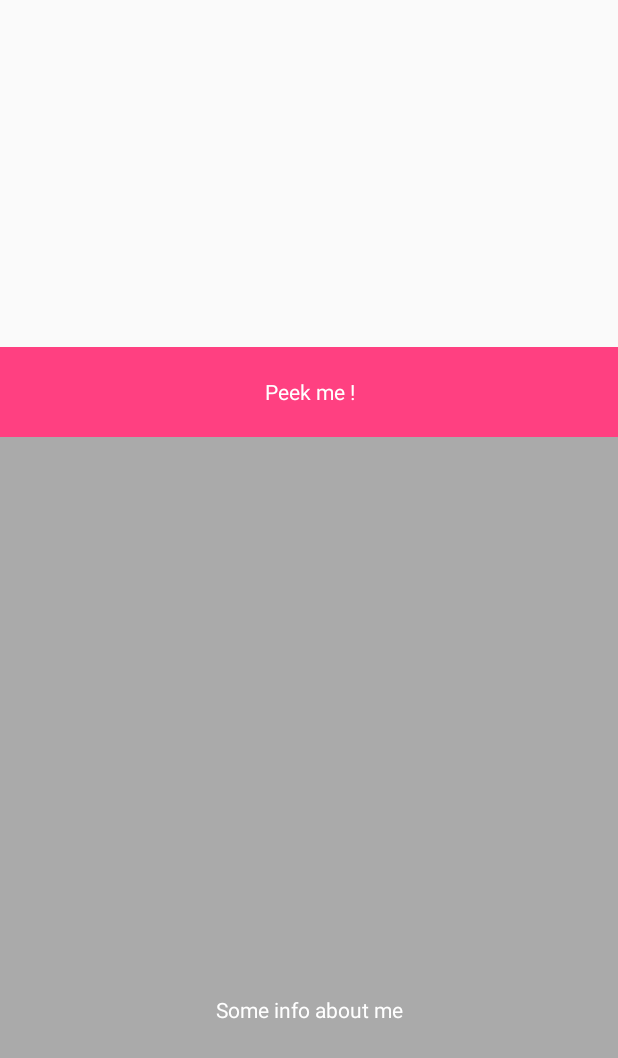
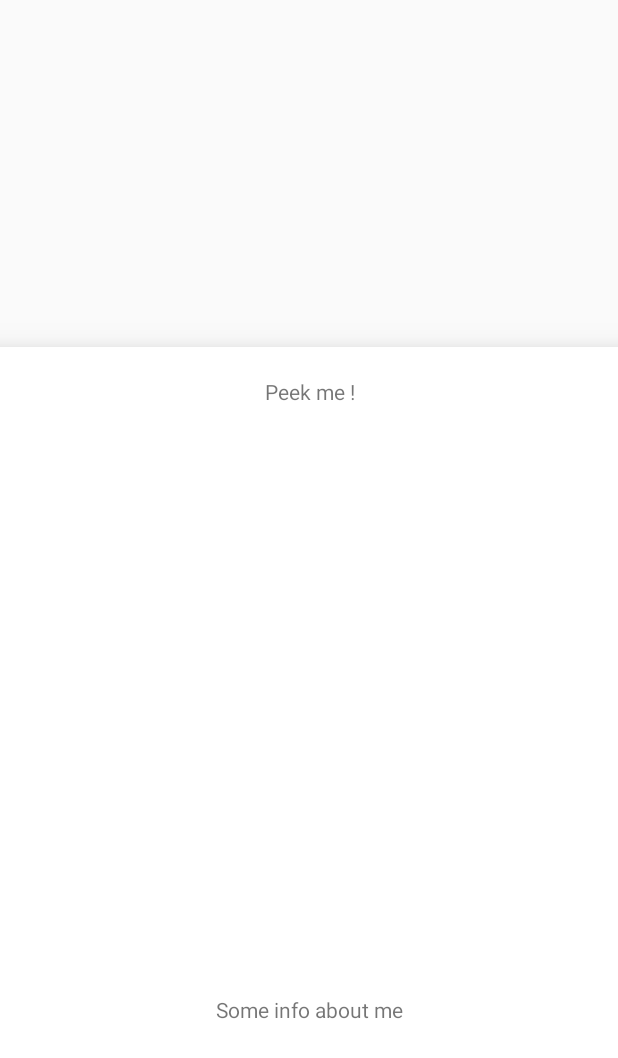
Before and after one commit to lhexanome/Agenda-3000, an Android app: the layout activity_main.xml on its own in the app's theme, with its tools: preview values and no code run, on a phone screen of 412 x 824 dp. Shown: the top 1058 px of the screen. Run offline under Robolectric (Android 15) with nearby library versions, the phone set to English and light mode, and no system bars.

Commit message:
Add FAB Set bottom sheet to white (w/ elevation)

```diff
--- a/app/src/main/res/layout/bottom_sheet.xml
+++ b/app/src/main/res/layout/bottom_sheet.xml
@@ -4,24 +4,22 @@
     android:id="@+id/bottom_sheet"
     android:layout_width="match_parent"
     android:layout_height="match_parent"
-    android:background="@android:color/darker_gray"
+    android:background="@android:color/white"
+    android:elevation="16dp"
     android:orientation="vertical"
     app:layout_behavior="@string/bottom_sheet_behavior">
 
     <TextView
         android:layout_width="match_parent"
         android:layout_height="@dimen/bottom_sheet_peekable_height"
-        android:background="@color/colorAccent"
         android:gravity="center"
-        android:text="@string/bottom_sheet_peek"
-        android:textColor="@android:color/white" />
+        android:text="@string/bottom_sheet_peek" />
 
     <TextView
         android:layout_width="match_parent"
         android:layout_height="match_parent"
         android:gravity="center"
-        android:text="@string/bottom_sheet_content"
-        android:textColor="@android:color/white" />
+        android:text="@string/bottom_sheet_content" />
 
 
 </LinearLayout>
--- a/app/src/main/res/values/dimens.xml
+++ b/app/src/main/res/values/dimens.xml
@@ -3,4 +3,5 @@
     <dimen name="activity_horizontal_margin">16dp</dimen>
     <dimen name="activity_vertical_margin">16dp</dimen>
     <dimen name="bottom_sheet_peekable_height">60dp</dimen>
+    <dimen name="fab_size">56dp</dimen>
 </resources>
```
Also changed, not shown: app/src/main/res/drawable/ic_add_white_24dp.xml (added, +9 -0 lines), app/src/main/res/layout/content_main.xml (+12 -0 lines).
